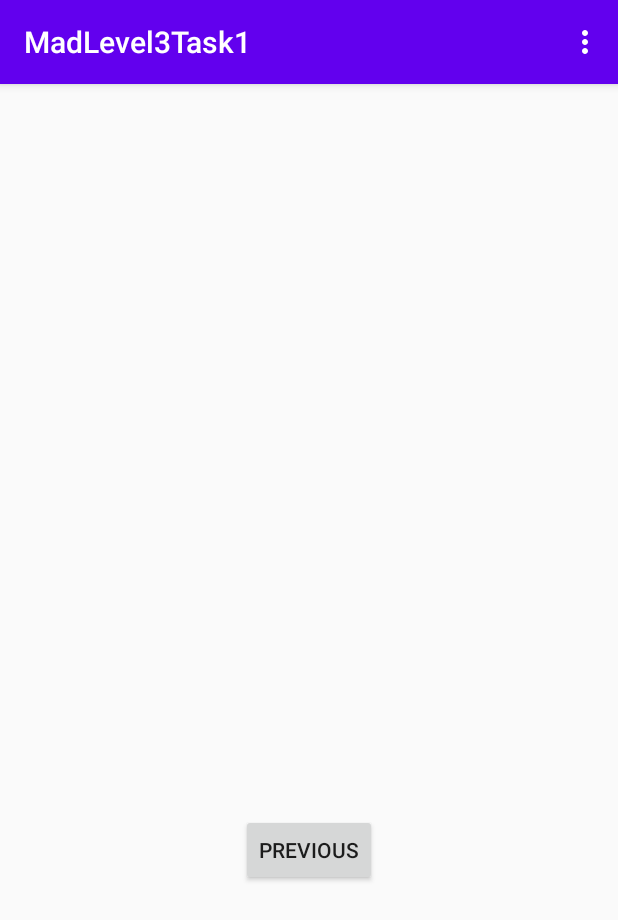
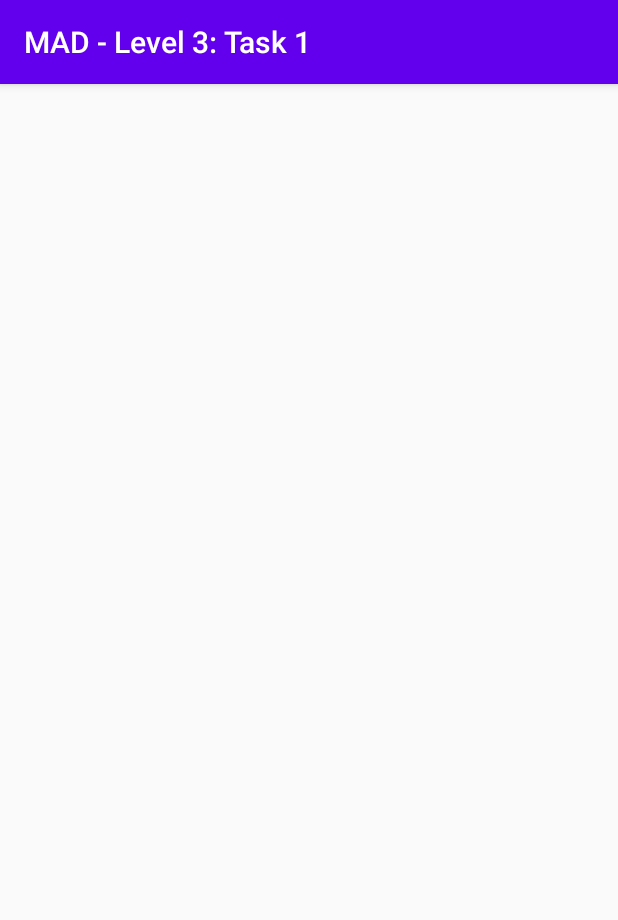
Before and after one commit to NoNamer777/MadLevel3Task1, an Android app: the RatingFragment screen opened through its navigation route, on a phone screen of 412 x 824 dp. Shown: the top 920 px of the screen. Run offline under Robolectric (Android 15) with nearby library versions, the phone set to English and light mode, and no system bars.

Commit message:
removed unnecessary options menu and refactored the string value some more

```diff
--- a/app/src/main/java/com/nonamer777/madlevel3task1/MainActivity.kt
+++ b/app/src/main/java/com/nonamer777/madlevel3task1/MainActivity.kt
@@ -13,20 +13,4 @@ class MainActivity : AppCompatActivity() {
         setContentView(R.layout.activity_main)
         setSupportActionBar(findViewById(R.id.toolbar))
     }
-
-    override fun onCreateOptionsMenu(menu: Menu): Boolean {
-        // Inflate the menu; this adds items to the action bar if it is present.
-        menuInflater.inflate(R.menu.menu_main, menu)
-        return true
-    }
-
-    override fun onOptionsItemSelected(item: MenuItem): Boolean {
-        // Handle action bar item clicks here. The action bar will
-        // automatically handle clicks on the Home/Up button, so long
-        // as you specify a parent activity in AndroidManifest.xml.
-        return when (item.itemId) {
-            R.id.action_settings -> true
-            else -> super.onOptionsItemSelected(item)
-        }
-    }
 }
--- a/app/src/main/res/layout/content_main.xml
+++ b/app/src/main/res/layout/content_main.xml
@@ -5,7 +5,7 @@
     android:layout_height="match_parent"
     app:layout_behavior="@string/appbar_scrolling_view_behavior">
 
-    <fragment
+    <androidx.fragment.app.FragmentContainerView
         android:id="@+id/nav_host_fragment"
         android:name="androidx.navigation.fragment.NavHostFragment"
         android:layout_width="0dp"
--- a/app/src/main/res/layout/fragment_rating.xml
+++ b/app/src/main/res/layout/fragment_rating.xml
@@ -4,24 +4,4 @@
     xmlns:tools="http://schemas.android.com/tools"
     android:layout_width="match_parent"
     android:layout_height="match_parent"
-    tools:context=".RatingFragment">
-
-    <TextView
-        android:id="@+id/textview_second"
-        android:layout_width="wrap_content"
-        android:layout_height="wrap_content"
-        app:layout_constraintBottom_toTopOf="@id/button_second"
-        app:layout_constraintEnd_toEndOf="parent"
-        app:layout_constraintStart_toStartOf="parent"
-        app:layout_constraintTop_toTopOf="parent" />
-
-    <Button
-        android:id="@+id/button_second"
-        android:layout_width="wrap_content"
-        android:layout_height="wrap_content"
-        android:text="@string/previous"
-        app:layout_constraintBottom_toBottomOf="parent"
-        app:layout_constraintEnd_toEndOf="parent"
-        app:layout_constraintStart_toStartOf="parent"
-        app:layout_constraintTop_toBottomOf="@id/textview_second" />
-</androidx.constraintlayout.widget.ConstraintLayout>
+    tools:context=".RatingFragment"/>
--- a/app/src/main/res/menu/menu_main.xml
+++ b/app/src/main/res/menu/menu_main.xml
@@ -1,10 +1,4 @@
 <menu xmlns:android="http://schemas.android.com/apk/res/android"
     xmlns:app="http://schemas.android.com/apk/res-auto"
     xmlns:tools="http://schemas.android.com/tools"
-    tools:context="com.nonamer777.madlevel3task1.MainActivity">
-    <item
-        android:id="@+id/action_settings"
-        android:orderInCategory="100"
-        android:title="@string/action_settings"
-        app:showAsAction="never" />
-</menu>
+    tools:context="com.nonamer777.madlevel3task1.MainActivity"/>
--- a/app/src/main/res/values/strings.xml
+++ b/app/src/main/res/values/strings.xml
@@ -1,12 +1,10 @@
 <resources>
-    <string name="app_name">MadLevel3Task1</string>
-    <string name="action_settings">Settings</string>
+    <string name="app_name">MAD - Level 3: Task 1</string>
+
     <!-- Strings used for fragments for navigation -->
     <string name="first_fragment_label">First Fragment</string>
     <string name="second_fragment_label">Second Fragment</string>
-    <string name="previous">Previous</string>
 
-    <string name="hello_second_fragment">Hello second fragment. Arg: %1$s</string>
     <string name="btn_start_rating_label">start</string>
     <string name="txt_header">Click START to start rating :)</string>
     <string name="txt_title">Welcome to the Games Rating app!</string>
```
